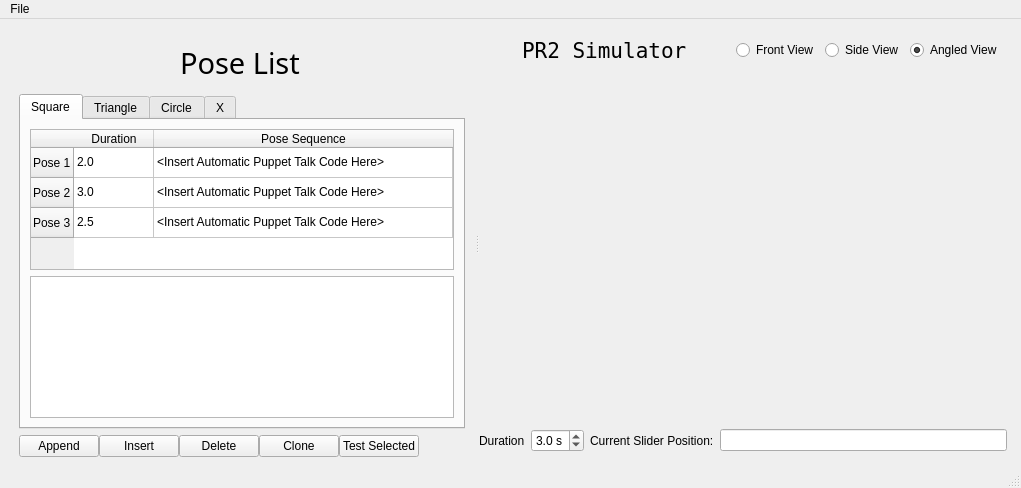
PR2/pr2_hack_the_future, file slider_gui/src/slider_simple.ui: the form before one commit.
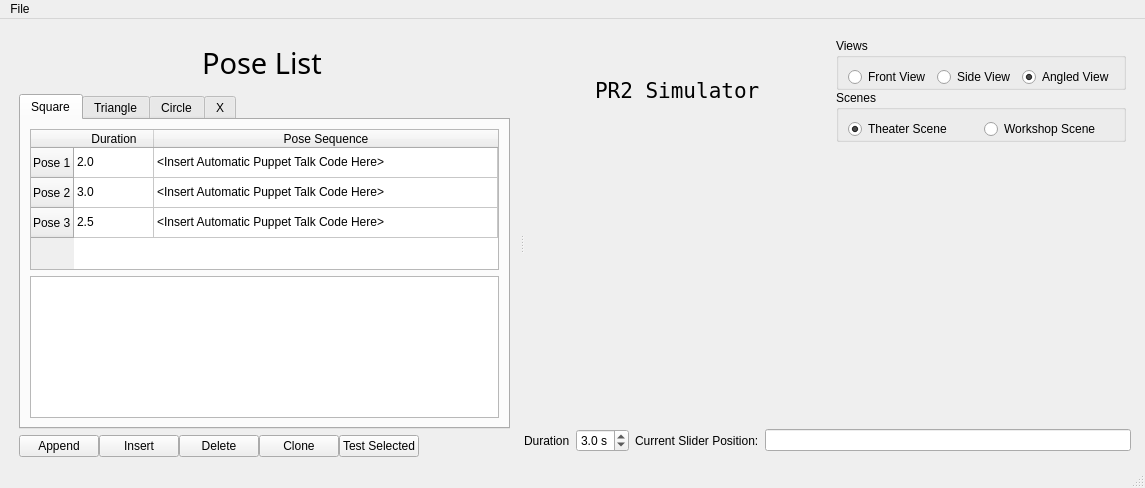
The form after the commit.

Patch:
```diff
--- a/slider_gui/src/slider_simple.ui
+++ b/slider_gui/src/slider_simple.ui
@@ -6,7 +6,7 @@
    <rect>
     <x>0</x>
     <y>0</y>
-    <width>1021</width>
+    <width>1145</width>
     <height>488</height>
    </rect>
   </property>
@@ -432,6 +432,23 @@
            </spacer>
           </item>
           <item>
+           <layout class="QVBoxLayout" name="verticalLayout_7">
+            <property name="spacing">
+             <number>0</number>
+            </property>
+            <item>
+             <widget class="QGroupBox" name="views_groupBox">
+              <property name="title">
+               <string>Views</string>
+              </property>
+              <property name="flat">
+               <bool>true</bool>
+              </property>
+              <layout class="QHBoxLayout" name="horizontalLayout_6">
+               <property name="bottomMargin">
+                <number>0</number>
+               </property>
+               <item>
            <widget class="QRadioButton" name="front_view_radioButton">
             <property name="locale">
              <locale language="English" country="UnitedStates"/>
@@ -468,6 +485,46 @@
            </widget>
           </item>
          </layout>
+             </widget>
+            </item>
+            <item>
+             <widget class="QGroupBox" name="scenes_groupBox">
+              <property name="title">
+               <string>Scenes</string>
+              </property>
+              <layout class="QHBoxLayout" name="horizontalLayout_5">
+               <property name="bottomMargin">
+                <number>0</number>
+               </property>
+               <item>
+                <widget class="QRadioButton" name="theater_scene_radioButton">
+                 <property name="locale">
+                  <locale language="English" country="UnitedStates"/>
+                 </property>
+                 <property name="text">
+                  <string>Theater Scene</string>
+                 </property>
+                 <property name="checked">
+                  <bool>true</bool>
+                 </property>
+                </widget>
+               </item>
+               <item>
+                <widget class="QRadioButton" name="workshop_scene_radioButton">
+                 <property name="locale">
+                  <locale language="English" country="UnitedStates"/>
+                 </property>
+                 <property name="text">
+                  <string>Workshop Scene</string>
+                 </property>
+                </widget>
+               </item>
+              </layout>
+             </widget>
+            </item>
+           </layout>
+          </item>
+         </layout>
         </item>
         <item>
          <widget class="QWidget" name="robot_view_widget" native="true">
@@ -543,7 +600,7 @@
     <rect>
      <x>0</x>
      <y>0</y>
-     <width>1021</width>
+     <width>1145</width>
      <height>25</height>
     </rect>
    </property>
```
Lines whose indentation alone changed are shown as unchanged.
